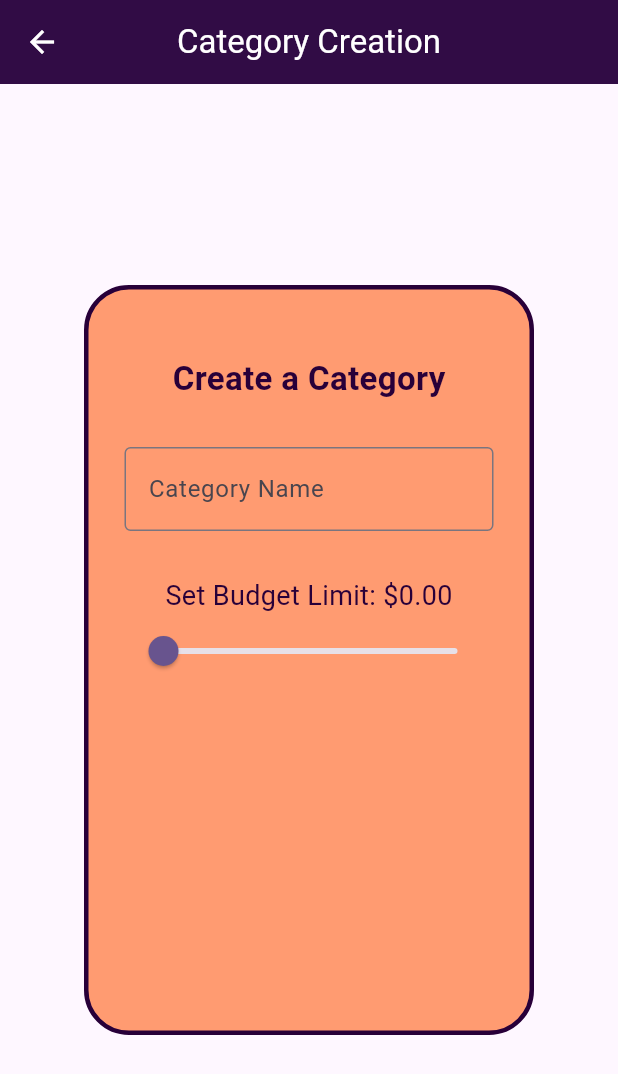
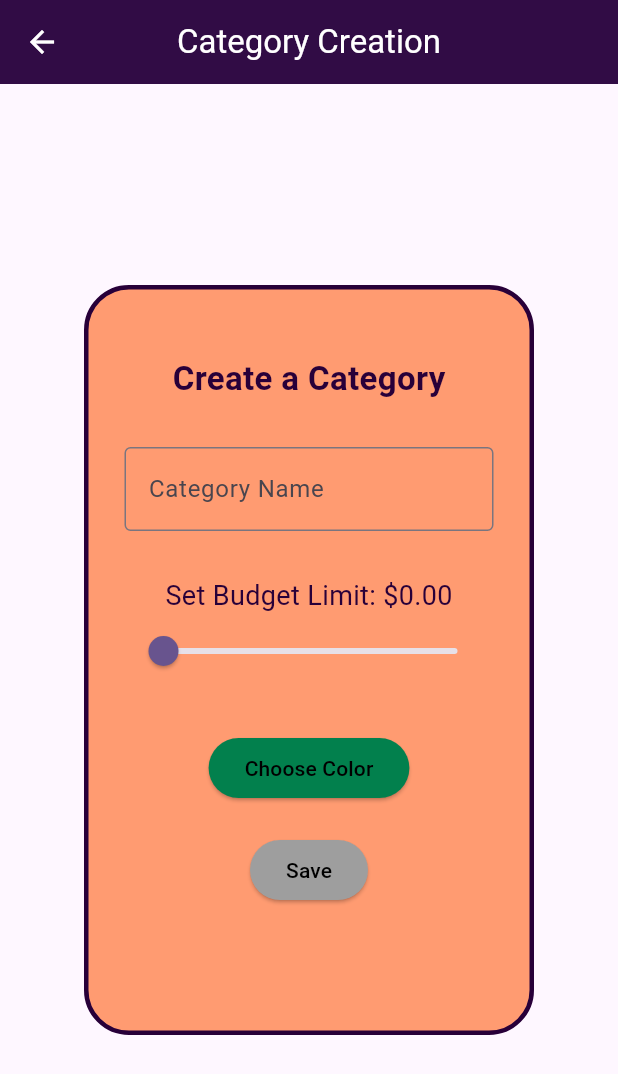
Before and after one commit to Cos229-239/2025_09_Team3, a Flutter app: the CategoryCreation screen opened directly, on a phone screen of 412 x 824 dp. Shown: the top 1074 px of the screen. Run offline on Flutter 3.47's test engine with Material 3 defaults, Android fonts, the phone set to English and light mode, and no system bars; our stand-ins replace flutter_colorpicker.

Commit message:
Color picker added for categories

```diff
--- a/pocketbook/lib/category_creation.dart
+++ b/pocketbook/lib/category_creation.dart
@@ -1,4 +1,6 @@
 import 'package:flutter/material.dart';
+import 'package:flutter_colorpicker/flutter_colorpicker.dart';
+
 
 class CategoryCreation extends StatefulWidget {
   const CategoryCreation({super.key});
@@ -8,7 +10,8 @@ class CategoryCreation extends StatefulWidget {
 }
 class _CategoryCreationState extends State<CategoryCreation> {
   final TextEditingController _categoryNameController = TextEditingController();
-   double _budgetValue = 0.0;
+  double _budgetValue = 0.0;
+  Color _chosenColor = const Color.fromARGB(255, 2, 128, 77);
 
   @override
   Widget build(BuildContext context) {
@@ -82,7 +85,55 @@ class _CategoryCreationState extends State<CategoryCreation> {
                        _budgetValue = value;
                      });
                    },
-                 )
+                 ),
+                 SizedBox(height: 30),
+                ElevatedButton(
+                  onPressed: () {
+                    showDialog(
+                      context: context,
+                      builder: (BuildContext context) {
+                        return AlertDialog(
+                          title: const Text('Choose a Color'),
+                          content: SingleChildScrollView(
+                            child: ColorPicker(
+                              pickerColor: _chosenColor,
+                              onColorChanged: (color) {
+                                setState(() {
+                                  _chosenColor = color;
+                                });
+                              },
+                            ),
+                          ),
+                          actions: [
+                            TextButton(
+                              onPressed: () {
+                                Navigator.of(context).pop();
+                              },
+                              child: const Text('OK'),
+                            ),
+                          ],
+                        );
+                      },
+                    );
+                  },
+                  child: const Text('Choose Color'),
+                  style: ElevatedButton.styleFrom(
+                    backgroundColor: _chosenColor, // <-- Use the chosen color here
+                    foregroundColor: Colors.black,
+                  )
+                ),
+                const SizedBox(height: 20),
+                ElevatedButton(
+                  onPressed: () {
+                    //add logic to save category
+                    Navigator.of(context).pop();
+                  },
+                  child: const Text('Save'),
+                  style: ElevatedButton.styleFrom(
+                    backgroundColor: Colors.grey,
+                    foregroundColor: Colors.black,
+                  )
+                )
               ],
             ),
           ),
--- a/pocketbook/pubspec.yaml
+++ b/pocketbook/pubspec.yaml
@@ -27,13 +27,13 @@ environment:
 # dependencies can be manually updated by changing the version numbers below to
 # the latest version available on pub.dev. To see which dependencies have newer
 # versions available, run `flutter pub outdated`.
+
 dependencies:
   flutter:
     sdk: flutter
+  flutter_colorpicker: ^1.1.0
+  cupertino_icons: ^1.0.8
 
-  # The following adds the Cupertino Icons font to your application.
-  # Use with the CupertinoIcons class for iOS style icons.
-  cupertino_icons: ^1.0.8
 
 dev_dependencies:
   flutter_test:
```
Also changed, not shown: pocketbook/pubspec.lock.
